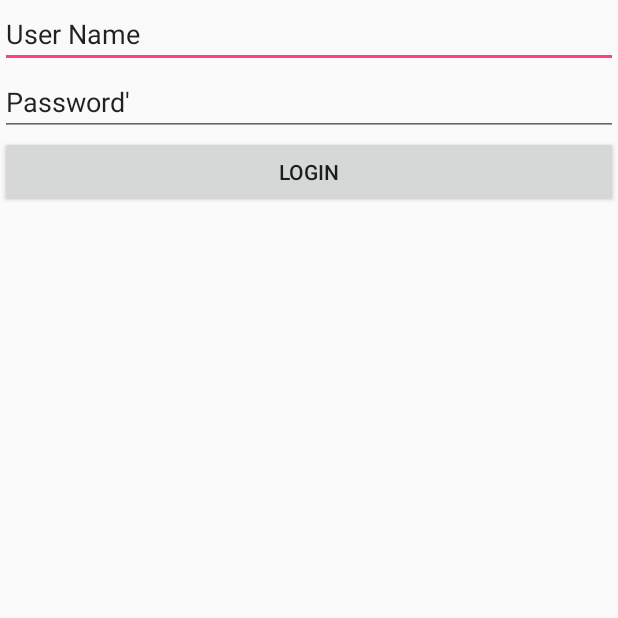
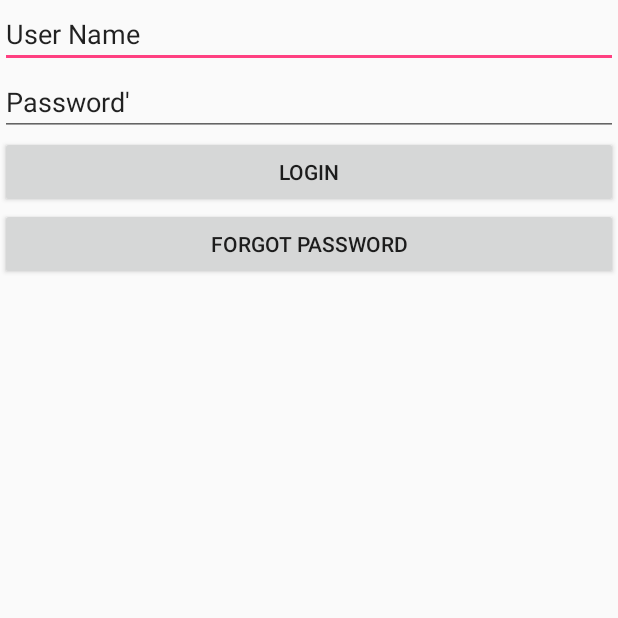
Before and after one commit to madhushreeumesh/KesoukAndroid, an Android app: the screen it shows after launch (LoginActivity), on a phone screen of 412 x 824 dp, the top half of it. Run offline under Robolectric (Android 15) with nearby library versions, the phone set to English and light mode, and no system bars; our stand-ins replace sdp/ssp sizes; libraries missing offline, so code that uses them is left out: com.facebook.stetho; 1 statement that could not run was skipped.

Commit message:
added forgot password button

```diff
--- a/app/src/main/res/layout/activity_login.xml
+++ b/app/src/main/res/layout/activity_login.xml
@@ -29,6 +29,12 @@
             android:layout_height="wrap_content"
             android:text="@string/sign_in" />
 
+        <Button
+            android:id="@+id/btn_forgot_password"
+            android:layout_width="match_parent"
+            android:layout_height="wrap_content"
+            android:text="@string/forgot_password" />
+
     </LinearLayout>
 
 
--- a/app/src/main/res/values/strings.xml
+++ b/app/src/main/res/values/strings.xml
@@ -10,5 +10,6 @@
     <string name="action_settings">Settings</string>
     <string name="username">User Name</string>
     <string name="password">Password\'</string>
+    <string name="forgot_password">Forgot Password</string>
 
 </resources>
```
